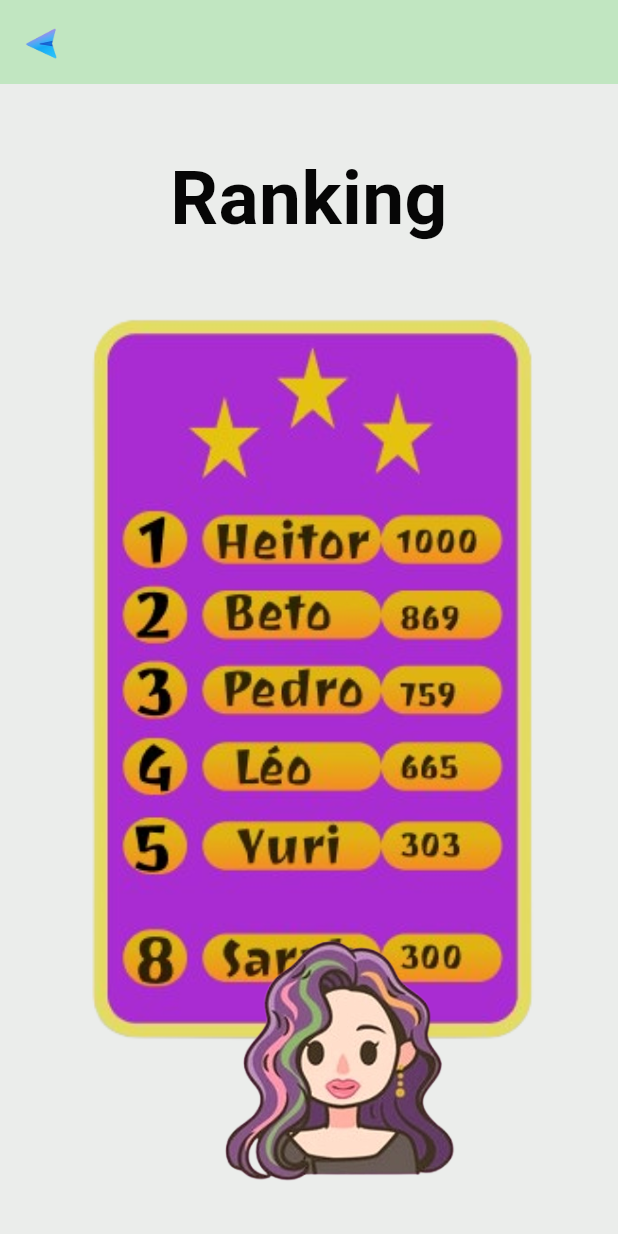
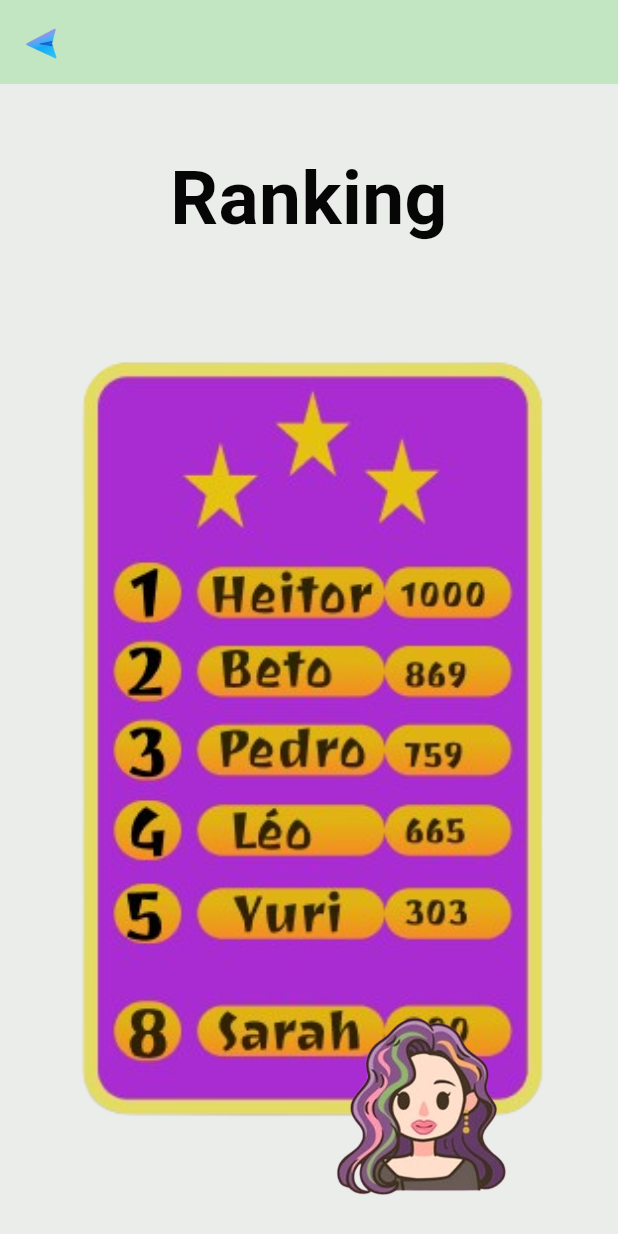
Before and after one commit to Robertatelles/Ux, a Flutter app: the TelaRanking screen opened directly, on a phone screen of 412 x 824 dp. Run offline on Flutter 3.47's test engine with Material 3 defaults, Android fonts, the phone set to English and light mode, and no system bars; our stand-ins replace google_fonts; Roboto replaces fonts that are missing (Jua).

Commit message:
corrigindo imagens e possição

```diff
--- a/projetoux/lib/screens/menu.dart
+++ b/projetoux/lib/screens/menu.dart
@@ -83,7 +83,7 @@ class TelaMenu extends StatelessWidget {
           Positioned(
             bottom: 0,
             right: 0,
-            child: Image.asset('assets/joinha.png', height: 320),
+            child: Image.asset('assets/joinha.png', height: 200),
           ),
         ],
       ),
--- a/projetoux/lib/screens/quiz.dart
+++ b/projetoux/lib/screens/quiz.dart
@@ -35,7 +35,7 @@ class TelaQuiz extends StatelessWidget {
                     // Imagem do quiz
                     Image.asset(
                       'assets/quiz.png',
-                      height: 500,
+                      height: 400,
                       fit: BoxFit.contain,
                     ),
 
@@ -47,7 +47,7 @@ class TelaQuiz extends StatelessWidget {
                         backgroundColor: const Color.fromARGB(255, 62, 159, 81),
                         foregroundColor: const Color.fromARGB(255, 253, 253, 253),
                         textStyle: const TextStyle(
-                          fontSize: 40,
+                          fontSize: 20,
                           fontWeight: FontWeight.bold,
                         ),
                         shape: RoundedRectangleBorder(
@@ -61,7 +61,7 @@ class TelaQuiz extends StatelessWidget {
                       child: const Text('Responder'),
                     ),
 
-                    const SizedBox(height: 60), // espaço para a Maria
+                    const SizedBox(height: 30), // espaço para a Maria
                   ],
                 ),
               ),
--- a/projetoux/lib/screens/ranking.dart
+++ b/projetoux/lib/screens/ranking.dart
@@ -52,17 +52,17 @@ class TelaRanking extends StatelessWidget {
                   ),
                 ),
 
-                const SizedBox(height: 100), // espaço pra cabeça da Maria
+                const SizedBox(height: 20), // espaço pra cabeça da Maria
               ],
             ),
 
             // Maria fixa no rodapé
             Positioned(
   bottom: 0,
-  right: MediaQuery.of(context).size.width * 0.25, // simula o x = 0.1 do Alignment
+  right: MediaQuery.of(context).size.width * 0.17, // simula o x = 0.1 do Alignment
   child: Image.asset(
     'assets/mariasemfundo.png',
-    height: 230,
+    height: 170,
   ),
 ),
 
--- a/projetoux/lib/screens/recompensas.dart
+++ b/projetoux/lib/screens/recompensas.dart
@@ -10,7 +10,7 @@ class TelaRecompensas extends StatelessWidget {
     return Scaffold(
       backgroundColor: Colors.orange.shade50,
       appBar: AppBar(
-        title: const Text('Recompensas'),
+        //title: const Text('Recompensas'),
         backgroundColor: Colors.orange,
         centerTitle: true,
       ),
@@ -34,7 +34,7 @@ class TelaRecompensas extends StatelessWidget {
               const SizedBox(height: 24),
               Image.asset(
                 'assets/roleta.jpg',
-                height: 400,
+                height: 300,
                 fit: BoxFit.contain,
               ),
               const SizedBox(height: 40),
--- a/projetoux/lib/screens/tarefas.dart
+++ b/projetoux/lib/screens/tarefas.dart
@@ -13,7 +13,7 @@ class TelaTarefas extends StatelessWidget {
     return Scaffold(
       backgroundColor: const Color.fromARGB(255, 235, 237, 235),
       appBar: AppBar(
-        title: const Text('Tarefas'),
+        //title: const Text('Tarefas'),
         backgroundColor: const Color.fromARGB(255, 193, 230, 193),
         leading: IconButton(
           icon: Image.asset(
```
